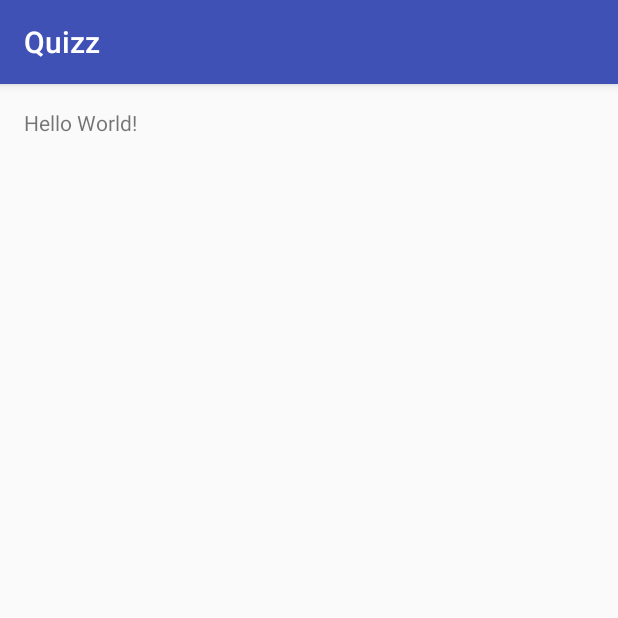
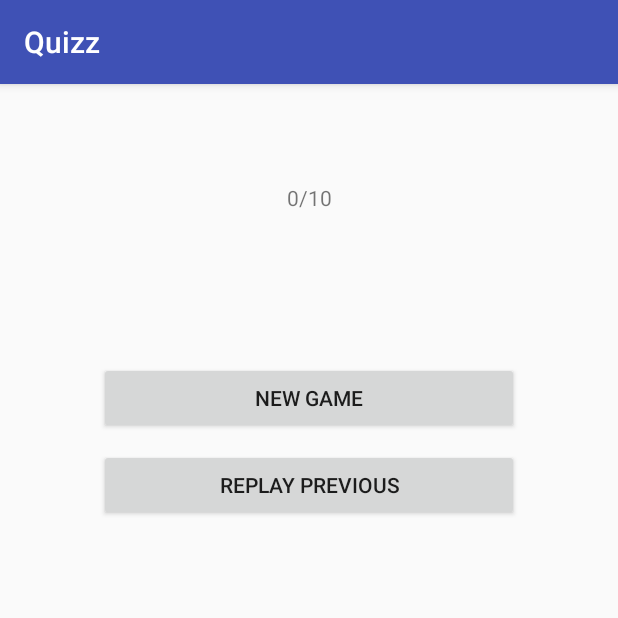
Before and after one commit to Dayren/school, an Android app: the MainActivity screen opened directly, with no data from a screen before it, on a phone screen of 412 x 824 dp, the top half of it. Run offline under Robolectric (Android 15) with nearby library versions, the phone set to English and light mode, and no system bars.

Commit message:
Todo 2 & 3 (saving in file) and some refactoring

```diff
--- a/3B28A/androidQuizz3/app/src/main/java/fpluquet/be/quizz/views/MainActivity.java
+++ b/3B28A/androidQuizz3/app/src/main/java/fpluquet/be/quizz/views/MainActivity.java
@@ -4,13 +4,18 @@ import android.content.Intent;
 import android.support.v7.app.AppCompatActivity;
 import android.os.Bundle;
 import android.util.Log;
+import android.widget.TextView;
 import android.widget.Toast;
 
 import java.io.BufferedReader;
+import java.io.BufferedWriter;
+import java.io.File;
 import java.io.FileInputStream;
+import java.io.FileOutputStream;
 import java.io.IOException;
 import java.io.InputStream;
 import java.io.InputStreamReader;
+import java.io.OutputStreamWriter;
 import java.io.Reader;
 import java.nio.Buffer;
 import java.util.ArrayList;
@@ -23,19 +28,36 @@ public class MainActivity extends AppCompatActivity {
     private static final int QUESTION_RESULT = 1;
     private ArrayList<QuestionModel> questions;
     private int currentQuestionIndex = -1;
+    /* [1] */
+    private static final String CURRENT_QUESTION_INDEX = "fpluquet.be.quizz.currentQuestionIndex";
+    /* [2] */
+    private static final String FILENAME = "qnum-score";
+    /* [3] */
+    private int currentScore = 0;
+
 
     @Override
     protected void onCreate(Bundle savedInstanceState) {
         super.onCreate(savedInstanceState);
         setContentView(R.layout.activity_main);
         setQuestionsTxt();
+        Log.d("androquizz", "on create with "+currentQuestionIndex);
+        loadfromfile();
+        if(savedInstanceState != null) {
+            currentQuestionIndex = savedInstanceState.getInt(CURRENT_QUESTION_INDEX);
+            Log.d("androquizz", "got "+currentQuestionIndex);
+        }
         launchNextQuestion();
     }
-
+    @Override
+    protected void onStart() {
+        super.onResume();
+        TextView score = (TextView) findViewById(R.id.tv_score);
+        score.setText(currentScore + "/" + questions.size());
+        Log.v("androQuizz", "onResume() called");
+    }
     private void setQuestions() {
         questions = new ArrayList<>();
-
-        // todo : au lieu de ces questions, lisez les questions depuis le fichier questions.txt dans le dossier raw des ressources
         // add a first question
         QuestionModel question = new QuestionModel();
         question.setText("Quelle est la capitale de la Belgique ?");
@@ -57,9 +79,11 @@ public class MainActivity extends AppCompatActivity {
         // initialize the current question index
         currentQuestionIndex = -1;
     }
-
     private void launchNextQuestion() {
-        currentQuestionIndex ++;
+        if (currentQuestionIndex < 0) {
+            Toast.makeText(this, "Erreur question < 0", Toast.LENGTH_LONG).show();
+            return;
+        }
         if(currentQuestionIndex >= questions.size()) {
             Toast.makeText(this, "Plus de questions...", Toast.LENGTH_SHORT).show();
             return;
@@ -68,9 +92,33 @@ public class MainActivity extends AppCompatActivity {
         Intent intent = new Intent(this, QuestionActivity.class);
         intent.putExtra(QuestionActivity.QUESTION, question);
 
+
         startActivityForResult(intent, QUESTION_RESULT);
+            // ???? question : pourquoi avoir placé currentQuestionIndex au début de la fonction et init avec -1 todo
+        saveinfile();
+        currentQuestionIndex++;
+        Log.d("androQuizz", "start question " + (currentQuestionIndex - 1));
+
+    }
+    @Override
+    protected void onActivityResult(int requestCode, int resultCode, Intent data) {
+        super.onActivityResult(requestCode, resultCode, data);
+        if(requestCode == QUESTION_RESULT && resultCode == RESULT_OK) {
+            boolean isCorrect = data.getBooleanExtra(QuestionActivity.IS_CORRECT, false);
+            String toShow;
+            if(isCorrect){
+                toShow = "Bravo !";
+                currentScore++;
+            } else {
+                toShow = "Perdu :(";
+            }
+            Toast.makeText(this, toShow, Toast.LENGTH_SHORT).show();
+            launchNextQuestion();
+        }
     }
 
+
+    // todo[0] (done) : au lieu de ces questions, lisez les questions depuis le fichier questions.txt dans le dossier raw des ressources
     private void setQuestionsTxt() {
         questions = new ArrayList<>();
 
@@ -93,6 +141,7 @@ public class MainActivity extends AppCompatActivity {
         while((qm = getQuestion(br)) != null)
             questions.add(qm);
 
+        currentQuestionIndex = 0;
     }
     private QuestionModel getQuestion(BufferedReader br) {
         QuestionModel qm = new QuestionModel();
@@ -122,25 +171,74 @@ public class MainActivity extends AppCompatActivity {
         return line;
     }
 
+
+
+
+    // done todo[1] : retenez la question courante au cas où l'activité est relancée (rotation) (fonction sans rien faire)
     @Override
-    protected void onActivityResult(int requestCode, int resultCode, Intent data) {
-        super.onActivityResult(requestCode, resultCode, data);
-        if(requestCode == QUESTION_RESULT && resultCode == RESULT_OK) {
-            boolean isCorrect = data.getBooleanExtra(QuestionActivity.IS_CORRECT, false);
-            String toShow;
-            if(isCorrect){
-                toShow = "Bravo !";
+    protected void onSaveInstanceState(Bundle outState) {
+        outState.putInt(CURRENT_QUESTION_INDEX, currentQuestionIndex);
+    }
+
+    // todo[2] : ajoutez une fonctionnalité "continuer la dernière partie" (le numéro de la question courante est alors sauvé dans un fichier)
+    // todo[3] : ajoutez le score courant (à sauver dans le fichier)
+    private void saveinfile() {
+        File file = new File(getApplicationContext().getFilesDir(), FILENAME);
+        try{
+            OutputStreamWriter ostw = new OutputStreamWriter(new FileOutputStream(file));
+            if (ostw != null) {
+                BufferedWriter bw = new BufferedWriter(ostw);
+                try {
+                    bw.write(currentQuestionIndex);
+                    bw.write(currentScore);
+                    bw.flush();
+                    bw.close();
+                }catch (IOException ioe) {
+                    Log.e("androQuizz", "file: error on writing in buffer");
+                    ioe.printStackTrace();
+                }
             } else {
-                toShow = "Perdu :(";
+                Log.e("androQuizz", "file: error streamwriter is null");
             }
-            Toast.makeText(this, toShow, Toast.LENGTH_SHORT).show();
-            launchNextQuestion();
+            ostw.close();
+        } catch (IOException ioe) {
+            Log.e("androQuizz", "file: error on writing stream");
+            ioe.printStackTrace();
         }
     }
+    private void loadfromfile() {
+        File file = new File(getApplicationContext().getFilesDir(), FILENAME);
+        if (!file.exists()) Log.d("androQuizz", "file doesn't exist");
+        try{
+            InputStreamReader istr = new InputStreamReader(new FileInputStream(file));
+            int i = 0;
+            if (istr != null) {
+                BufferedReader br = new BufferedReader(istr);
+                try {
+                    if ((i = br.read()) < 0) {
+                        i =0;
+                    }
+                    currentQuestionIndex = i;
+                    if ((i = br.read()) < 0) {
+                        i = 0;
+                    }
+                    currentScore = i;
 
-    // todo : retenez la question courante au cas où l'activité est relancée (rotation)
-    // todo : ajoutez une fonctionnalité "continuer la dernière partie" (le numéro de la question courante est alors sauvé dans un fichier)
-    // todo : ajoutez le score courant (à sauver dans le fichier)
-    // todo : retenez dans la base de données toutes les parties (la date et le score obtenu)
+                } catch (IOException ioe) {
+                    Log.e("androQuizz", "file: error on reading from buffer");
+                    ioe.printStackTrace();
+                }
+                br.close();
+            }
+            istr.close();
+        } catch (IOException ioe) {
+            Log.e("androQuizz", "file: error on read stream");
+            ioe.printStackTrace();
+        }
+        Log.v("androQuizz", "saveqnum: loaded " + currentQuestionIndex + " & " + currentScore);
+    }
+
+    // todo[4] : retenez dans la base de données toutes les parties (la date et le score obtenu)
+
 
 }
--- a/3B28A/androidQuizz3/app/src/main/res/layout/activity_main.xml
+++ b/3B28A/androidQuizz3/app/src/main/res/layout/activity_main.xml
@@ -10,8 +10,45 @@
     android:paddingTop="@dimen/activity_vertical_margin"
     tools:context="fpluquet.be.quizz.views.MainActivity">
 
-    <TextView
-        android:layout_width="wrap_content"
-        android:layout_height="wrap_content"
-        android:text="Hello World!" />
+    <ScrollView
+        android:id="@+id/main_sv"
+        android:layout_width="match_parent"
+        android:layout_height="match_parent">
+
+        <LinearLayout
+            android:layout_width="match_parent"
+            android:layout_height="wrap_content"
+            android:orientation="vertical">
+
+            <TextView
+                android:id="@+id/tv_score"
+                android:layout_width="match_parent"
+                android:layout_height="wrap_content"
+                android:layout_weight="1"
+                android:text="No score"
+                android:textAlignment="center"
+                android:layout_marginBottom="100dp"
+                android:layout_marginTop="50dp"/>
+
+            <Button
+                android:id="@+id/btn_new"
+                android:layout_width="match_parent"
+                android:layout_height="wrap_content"
+                android:layout_weight="1"
+                android:layout_marginBottom="10dp"
+                android:layout_marginLeft="50dp"
+                android:layout_marginRight="50dp"
+                android:text="New Game" />
+
+            <Button
+                android:id="@+id/btn_replay"
+                android:layout_width="match_parent"
+                android:layout_height="wrap_content"
+                android:layout_weight="1"
+                android:layout_marginLeft="50dp"
+                android:layout_marginRight="50dp"
+                android:text="Replay previous" />
+        </LinearLayout>
+
+    </ScrollView>
 </RelativeLayout>
```
